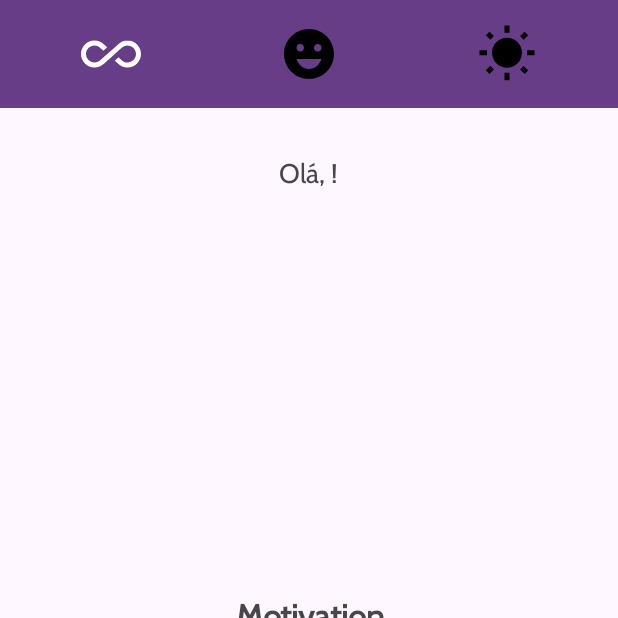
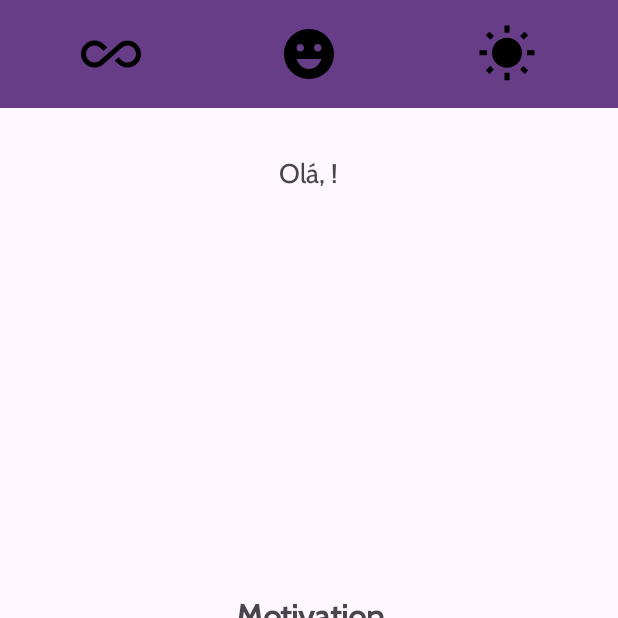
Before and after one commit to allancontij/03_AppMotivation, an Android app: the MainActivity screen opened directly, with no data from a screen before it, on a phone screen of 412 x 824 dp, the top half of it. Run offline under Robolectric (Android 15) with nearby library versions, the phone set to English and light mode, and no system bars.

Commit message:
Alterations in menu, get id of menu state.

```diff
--- a/app/src/main/java/devandroid/allan/appmotivation/infra/MotivationConstants.kt
+++ b/app/src/main/java/devandroid/allan/appmotivation/infra/MotivationConstants.kt
@@ -6,4 +6,10 @@ class MotivationConstants private constructor(){
         const val USER_NAME = "USER_NAME"
     }
 
+    object FILTER {
+        const val ALL = 1
+        const val HAPPY = 2
+        const val SUNNY = 3
+    }
+
 }
--- a/app/src/main/res/layout/activity_main.xml
+++ b/app/src/main/res/layout/activity_main.xml
@@ -18,19 +18,21 @@
         android:paddingBottom="16dp">
 
         <ImageView
+            android:id="@+id/image_all"
             android:layout_width="0dp"
             android:layout_height="40dp"
-            app:tint="@color/white"
             android:layout_weight="1"
             android:src="@drawable/ic_all_inclusive" />
 
         <ImageView
+            android:id="@+id/image_happy"
             android:layout_width="0dp"
             android:layout_height="40dp"
             android:layout_weight="1"
             android:src="@drawable/ic_happy" />
 
         <ImageView
+            android:id="@+id/image_sunny"
             android:layout_width="0dp"
             android:layout_height="40dp"
             android:layout_weight="1"
```
Also changed, not shown: app/src/main/java/devandroid/allan/appmotivation/ui/MainActivity.kt (+29 -0 lines).
